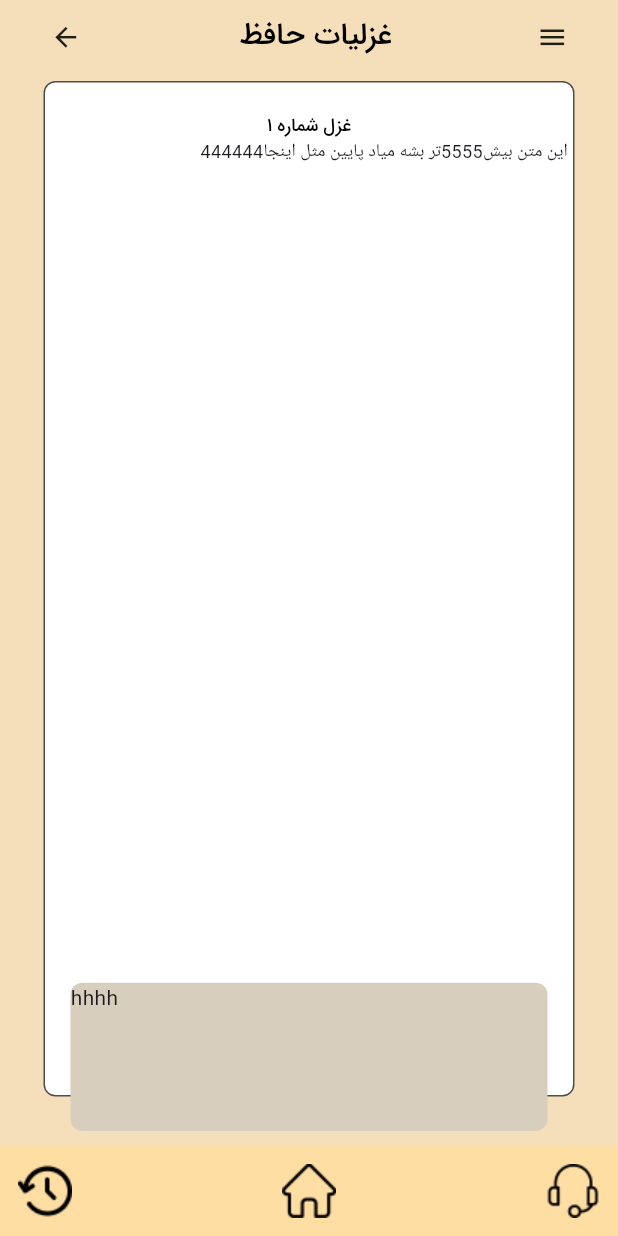
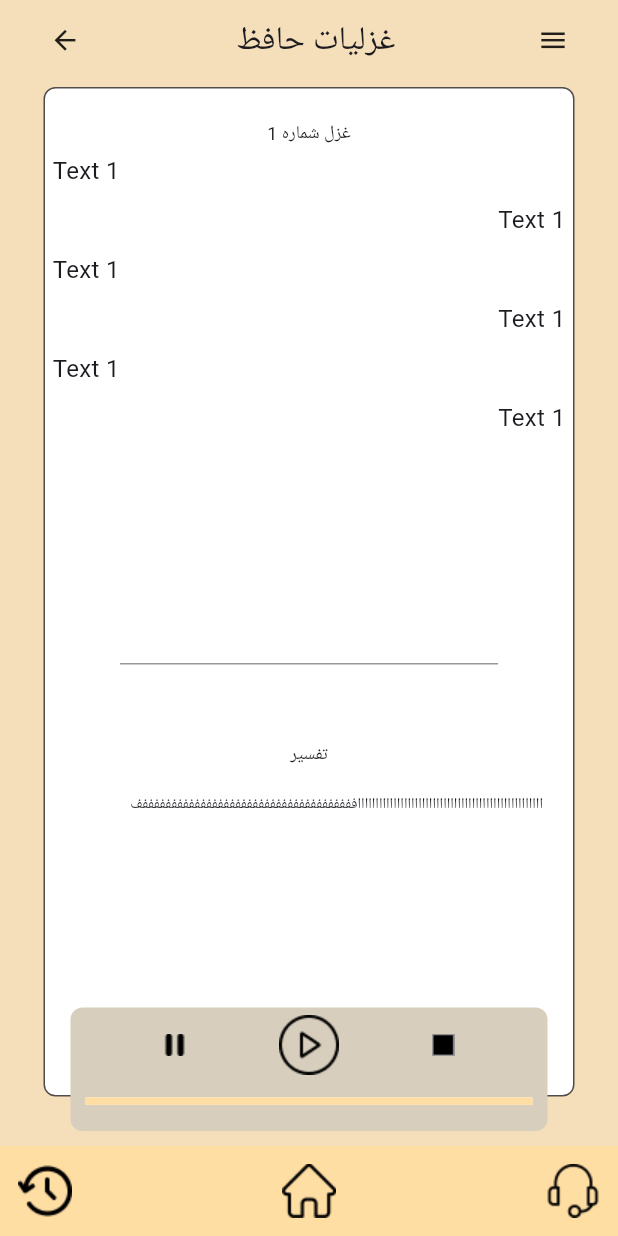
Before and after one commit to helenaAfshari/hafez, a Flutter app: the screen it shows after launch, on a phone screen of 412 x 824 dp. Run offline on Flutter 3.47's test engine with Material 3 defaults, Android fonts, the phone set to English and light mode, and no system bars; drawn by our look-alikes of percent_indicator; our stand-ins replace dio, equatable, flutter_bloc, flutter_secure_storage, flutter_svg, gap and 4 more; statements that could not run were skipped.

Commit message:
create all screen

```diff
--- a/lib/core/appbar/my_appbar.dart
+++ b/lib/core/appbar/my_appbar.dart
@@ -22,44 +22,18 @@ class MyAppBar extends StatelessWidget {
        decoration: const BoxDecoration(
          color:  MyColors.primaryColor,
        ),
-       // child: Row(
-       //   mainAxisAlignment: MainAxisAlignment.spaceBetween,
-       //   crossAxisAlignment: CrossAxisAlignment.start,
-       //   children: [
-       //     MyAppBarItems(
-       //       onTap:() {
-
-       //       },
-       //       icon: 'assets/icons/history.png',
-
-       //       ),
-       //       MyAppBarItems(
-       //       onTap:() {
-
-       //       },
-       //       icon: 'assets/icons/home.png',
-
-       //       ),
-       //       MyAppBarItems(
-       //       onTap:() {
-
-       //       },
-       //       icon: 'assets/icons/support.png',
-
-       //       ),
-       //       ]
-       //       ),
        child:  Row(
            mainAxisAlignment: MainAxisAlignment.spaceAround,
            children: [
-               Icon(Icons.arrow_back,size: MyDimensions.medium+5),
+               GestureDetector(
+                onTap: () => Navigator.of(context).pop(),
+                child: Icon(Icons.arrow_back,size: MyDimensions.medium+5)),
              const Gap(20),
              Text("غزلیات حافظ",style: Theme.of(context)
                 .textTheme
                 .titleLarge,),
              const Gap(11),
                Icon(Icons.menu,size: MyDimensions.medium+5),
-
            ],
          ),
            );
--- a/lib/core/bottomnavigationbar/my_bottom_navigation.dart
+++ b/lib/core/bottomnavigationbar/my_bottom_navigation.dart
@@ -1,6 +1,9 @@
 import 'package:autharization_hanna/core/bottomnavigationbar/my_bottom_navbar_item.dart';
 import 'package:autharization_hanna/core/resource/constants/my_pading.dart';
 import 'package:autharization_hanna/core/utils/ui_utils.dart';
+import 'package:autharization_hanna/pressentation/screens/detailsghazaliathafez/details_ghazaliathafez_screen.dart';
+import 'package:autharization_hanna/pressentation/screens/ghazaliathafez/ghazaliat_hafez_screen.dart';
+import 'package:autharization_hanna/pressentation/screens/home_screen/home_screen.dart';
 import 'package:flutter/material.dart';
 class MyBottomNavigation extends StatelessWidget {
   const MyBottomNavigation({
@@ -22,22 +25,23 @@ class MyBottomNavigation extends StatelessWidget {
          crossAxisAlignment: CrossAxisAlignment.start,
          children: [
            MyBottomNavigationBarItem(
-             onTap:() {
-
+               onTap: () {
+    Navigator.push(
+      context,
+      MaterialPageRoute(builder: (context) => GhazaliatHafezScreen()),
+    );
   },
     icon: 'assets/icons/history.png',
-
 ),
              MyBottomNavigationBarItem(
              onTap:() {
-
+                 Navigator.push(context, MaterialPageRoute(builder: (context) => HomeScreen(),));
              },
              icon: 'assets/icons/home.png',
-
              ),
              MyBottomNavigationBarItem(
              onTap:() {
-
+                 Navigator.push(context, MaterialPageRoute(builder: (context) => DetailsGhazaliatHafezScreen(),));
              },
              icon: 'assets/icons/support.png',
 
@@ -45,5 +49,59 @@ class MyBottomNavigation extends StatelessWidget {
          ]
        ),
              );
+
   }
 }
+
+// class MyBottomNavigation extends StatefulWidget {
+//   @override
+//   _MyBottomNavigationState createState() => _MyBottomNavigationState();
+// }
+
+// class _MyBottomNavigationState extends State<MyBottomNavigation> {
+//   int _currentIndex = 0; // شاخص فعلی
+
+//   @override
+//   Widget build(BuildContext context) {
+//     return Scaffold(
+//       body: IndexedStack(
+//         index: _currentIndex,
+//         children: [
+//           GhazaliatHafezScreen(),
+//           HomeScreen(),
+//           DetailsGhazaliatHafezScreen(),
+//         ],
+//       ),
+//       bottomNavigationBar: Row(
+//         mainAxisAlignment: MainAxisAlignment.spaceBetween,
+//         crossAxisAlignment: CrossAxisAlignment.start,
+//         children: [
+//           MyBottomNavigationBarItem(
+//             onTap: () {
+//               setState(() {
+//                 _currentIndex = 0; // تغییر شاخص به صفحه GhazaliatHafezScreen
+//               });
+//             },
+//             icon: 'assets/icons/history.png',
+//           ),
+//           MyBottomNavigationBarItem(
+//             onTap: () {
+//               setState(() {
+//                 _currentIndex = 1; // تغییر شاخص به صفحه HomeScreen
+//               });
+//             },
+//             icon: 'assets/icons/home.png',
+//           ),
+//           MyBottomNavigationBarItem(
+//             onTap: () {
+//               setState(() {
+//                 _currentIndex = 2; // تغییر شاخص به صفحه DetailsGhazaliatHafezScreen
+//               });
+//             },
+//             icon: 'assets/icons/support.png',
+//           ),
+//         ],
+//       ),
+//     );
+//   }
+// }
--- a/lib/core/resource/constants/my_colors.dart
+++ b/lib/core/resource/constants/my_colors.dart
@@ -9,5 +9,8 @@ abstract class MyColors{
   static const Color borderBottomColor = Color(0xFF514D4D);
   static const Color dividerColor = Color(0xFF979797);
   static const Color musicBoxColor = Color(0xFFD7CEBD);
+  static const Color backgroundpercentMusicColor = Color(0xFFFFFFFF);
+  static const Color percentMusicColor = Color(0xFFFFDEA4);
+
 
 }
--- a/lib/core/resource/constants/my_strings.dart
+++ b/lib/core/resource/constants/my_strings.dart
@@ -1,4 +1,8 @@
 
 abstract class MyStrings {
    static const String enterNumber = "شماره خود را در این صفحه وارد کنید لطفا";
+   static const String shareText = """
+من از تکبلاگ استفاده میکنم ، خیلی باحاله ، تو هم داشته باش\n
+www.sasansafari.com
+""";
 }
--- a/lib/main.dart
+++ b/lib/main.dart
@@ -17,19 +17,17 @@ class MyApp extends StatelessWidget {
   const MyApp({super.key});
   @override
   Widget build(BuildContext context) {
-    return MaterialApp(
-      title: 'Flutter Demo',
-      theme: MyTHeme.lightTheme(),
-//       home: MultiBlocProvider(
-//   providers: [
-//     BlocProvider<GhazaliatHafezBloc>(
-//       create: (context) => GhazaliatHafezBloc()..add(LoadedEvent()),
-//     ),
-//   ],
-//   child: const GhazaliatHafezScreen(),
-// )
-home: const DetailsGhazaliatHafezScreen (),
-
+    return
+    MultiBlocProvider(
+      providers: [
+        BlocProvider<GhazaliatHafezBloc>(
+          create: (context) => GhazaliatHafezBloc()..add(LoadedEvent()),
+        ),
+      ],
+      child: MaterialApp(
+        title: 'Your App Title',
+        home: DetailsGhazaliatHafezScreen(),
+      ),
     );
   }
 }
--- a/lib/pressentation/screens/detailsghazaliathafez/details_ghazaliathafez_screen.dart
+++ b/lib/pressentation/screens/detailsghazaliathafez/details_ghazaliathafez_screen.dart
@@ -1,14 +1,26 @@
 
 import 'package:autharization_hanna/core/appbar/my_appbar.dart';
 import 'package:autharization_hanna/core/bottomnavigationbar/my_bottom_navigation.dart';
+import 'package:autharization_hanna/core/components/customwidgets/custom_divider.dart';
 import 'package:autharization_hanna/core/resource/constants/my_colors.dart';
-import 'package:autharization_hanna/core/utils/ui_utils.dart';
+import 'package:autharization_hanna/core/resource/constants/my_dimensions.dart';
 import 'package:flutter/material.dart';
 import 'package:gap/gap.dart';
+import 'package:percent_indicator/linear_percent_indicator.dart';
 
 class DetailsGhazaliatHafezScreen extends StatelessWidget {
-  const DetailsGhazaliatHafezScreen({Key? key});
-
+   DetailsGhazaliatHafezScreen({Key? key});
+     final List<String> texts = [
+    'Text 1',
+    'Text 1',
+    'Text 1',
+    'Text 1',
+    'Text 1',
+    'Text 1',
+  ];
+  final List<String> texts1 = [
+    'اااااااااااااااااااااااااااااااااااااااااااااااااااافففففففففففففففففففففففففففففففففففففف',
+  ];
   @override
   Widget build(BuildContext context) {
     return SafeArea(
@@ -34,28 +46,65 @@ class DetailsGhazaliatHafezScreen extends StatelessWidget {
             borderRadius: const BorderRadius.all(Radius.circular(8)),
           ),
           height: MediaQuery.of(context).size.height * 0.8,
-         child:  Center(
-          child: Column(
+         child:  Column(
            children: [
              const Gap(22),
              Text("غزل شماره 1",style: Theme.of(context)
                   .textTheme
                   .titleLarge!.copyWith(fontSize: 12),),
-                    Positioned(
-      bottom: 0,
-      child: Container(
-        // Your additional content here
-        child: Padding(
-          padding: const EdgeInsets.only(left: 100),
+SizedBox(
+  height:346,
+  width: double.infinity,
+  child: ListView.builder(
+        itemCount: texts.length,
+        itemBuilder: (context, index) {
+         final text = texts[index];
+         final isEvenIndex = index.isEven;
+         return
+            Padding(
+             padding: EdgeInsets.all(5.0),
              child: Text(
-            "444444این متن بیش5555تر بشه میاد پایین مثل اینجا",
-            style: TextStyle(fontSize: 12),
+               textAlign: isEvenIndex ? TextAlign.left : TextAlign.right,
+               text,
+               style: const TextStyle(fontSize: 16.0),
+             ),
+           );
+        },
       ),
 ),
-      ))
+  Expanded(
+  child: Padding(
+    padding:  EdgeInsets.only(bottom: MyDimensions.xlarge*5),
+    child: CustomDivider(endIndent: 50, indent: 50),
+  )),
+
+  Text("تفسیر",style: Theme.of(context)
+                  .textTheme
+                  .titleLarge!.copyWith(fontSize: 12),),
+    const Gap(20),
+    SizedBox(
+  height:100,
+  width: double.infinity,
+  child: ListView.builder(
+        itemCount: texts1.length,
+        itemBuilder: (context, index) {
+         final text = texts1[index];
+         return
+            Padding(
+             padding: const EdgeInsets.only(left: 20,right:20 ),
+             child: Text(
+               textAlign: TextAlign.right,
+               text,
+               style: Theme.of(context)
+                  .textTheme
+                  .titleLarge!.copyWith(fontSize: 10),
+             ),
+                     );
+        },
+      ),
+),
+const Gap(100),
            ],
-
-          ),
          ),
         ),
       ),
@@ -68,15 +117,33 @@ class DetailsGhazaliatHafezScreen extends StatelessWidget {
                 color: MyColors.musicBoxColor,
               borderRadius: BorderRadius.all(Radius.circular(8))
             ),
-height: MediaQuery.of(context).size.height * 0.12,
-            child: Text("hhhh"),
+height: MediaQuery.of(context).size.height * 0.10,
+            child: Column(
+              children: [
+                const Gap(5),
+                Row(
+                  mainAxisAlignment: MainAxisAlignment.spaceEvenly,
+                  children: [
+                    Image.asset('assets/icons/pause.png',),
+                    Image.asset('assets/icons/play.png',),
+                    Image.asset('assets/icons/Rectangle.png',),
+                  ],
+                ),
+                const Gap(15),
+                LinearPercentIndicator(
+                  percent:  1.0,
+                  backgroundColor: MyColors.backgroundpercentMusicColor,
+                  progressColor: MyColors.percentMusicColor,
+                )
+              ],
+            ),
         ),
       ),
     ],
   ),
 ),
             const Gap(20),
-            const MyBottomNavigation(),
+             MyBottomNavigation(),
           ],
         ),
       ),
--- a/lib/pressentation/screens/ghazaliathafez/ghazaliat_hafez_screen.dart
+++ b/lib/pressentation/screens/ghazaliathafez/ghazaliat_hafez_screen.dart
@@ -4,6 +4,7 @@ import 'package:autharization_hanna/core/bottomnavigationbar/my_bottom_navigatio
 import 'package:autharization_hanna/core/components/customwidgets/custom_divider.dart';
 import 'package:autharization_hanna/core/resource/constants/my_colors.dart';
 import 'package:autharization_hanna/core/resource/constants/my_dimensions.dart';
+import 'package:autharization_hanna/core/resource/constants/my_strings.dart';
 import 'package:autharization_hanna/core/utils/ui_utils.dart';
 import 'package:autharization_hanna/pressentation/blocs/ghazaliathafezbloc/ghazaliat_hafez_bloc.dart';
 import 'package:autharization_hanna/pressentation/blocs/ghazaliathafezbloc/ghazaliat_hafez_event.dart';
@@ -11,6 +12,7 @@ import 'package:autharization_hanna/pressentation/blocs/ghazaliathafezbloc/ghaza
 import 'package:flutter/material.dart';
 import 'package:flutter_bloc/flutter_bloc.dart';
 import 'package:gap/gap.dart';
+import 'package:share_plus/share_plus.dart';
 class GhazaliatHafezScreen extends StatefulWidget {
   const GhazaliatHafezScreen({super.key});
   @override
@@ -75,6 +77,9 @@ class _GhazaliatHafezScreenState extends State<GhazaliatHafezScreen> {
                  mainAxisAlignment: MainAxisAlignment.start,
                  children: [
           const Gap(3),
+          Row(
+             children: [
+              //Share.share(MyStrings.shareText),
                StatefulBuilder(builder: (context, setState) {
               return GestureDetector(
                 onTap: () {
@@ -84,7 +89,9 @@ class _GhazaliatHafezScreenState extends State<GhazaliatHafezScreen> {
                 child:  Image.asset(
             isHeartSelected ? "assets/icons/selected_heart.png" : "assets/icons/unselected_heart.png",
               ));
-          },),],),
+            },),
+             ],
+          ),],),
                  ),
                  Text(state.ghazaliatHafez[index].title,style: Theme.of(context)
                    .textTheme
@@ -99,7 +106,7 @@ class _GhazaliatHafezScreenState extends State<GhazaliatHafezScreen> {
               itemCount: state.ghazaliatHafez.length),
             ),
           const Gap(30),
-          const MyBottomNavigation(),
+           MyBottomNavigation(),
         ], ),);}
              else if (state is GhazaliatHafezErrorState) {
               return Center(
--- a/lib/pressentation/screens/home_screen/home_screen.dart
+++ b/lib/pressentation/screens/home_screen/home_screen.dart
@@ -35,7 +35,7 @@ class HomeScreen extends StatelessWidget {
               ),
             ),
             const Gap(30),
-            const MyBottomNavigation(),
+             MyBottomNavigation(),
           ],
         ),
       ),
--- a/pubspec.yaml
+++ b/pubspec.yaml
@@ -24,6 +24,9 @@ dependencies:
   pinput: ^3.0.1
   flutter_svg: ^2.0.9
   infinite_scroll_pagination: ^4.0.0
+  percent_indicator: ^4.2.3
+  share_plus: ^4.0.10
+
 
 dev_dependencies:
   flutter_test:
```
Also changed, not shown: assets/icons/Rectangle.png (added), assets/icons/pause.png (added), assets/icons/play.png (added), pubspec.lock, 6 other files. Lines whose indentation alone changed are shown as unchanged.
